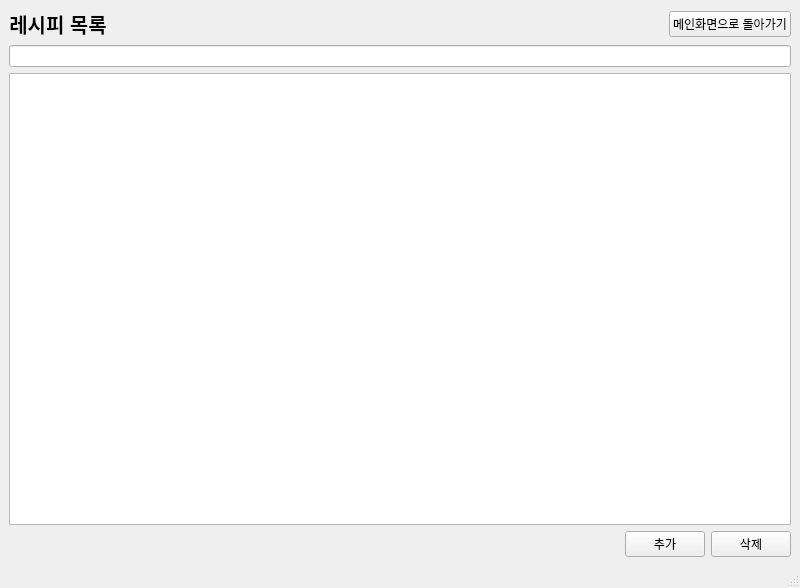
Old version of the form OOP_Project_Qt/RecipeListWindow.ui in the repository Doho-K/OOP23_1.
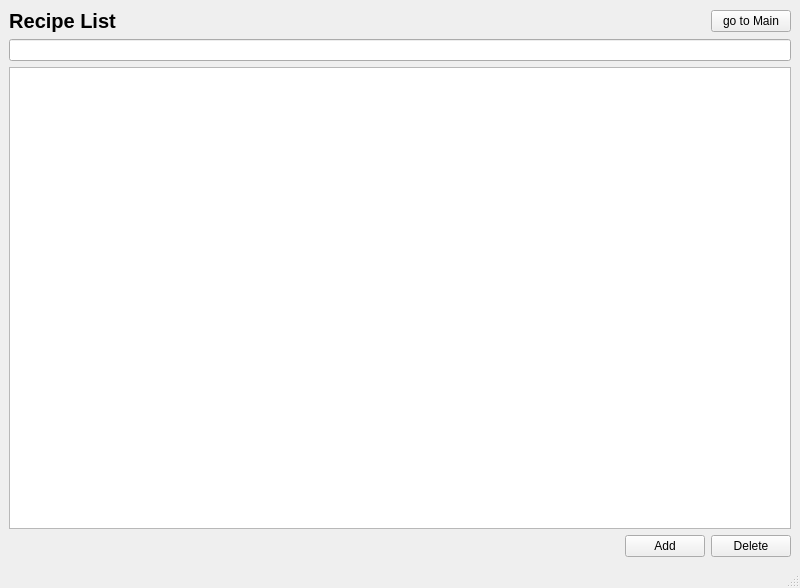
New version of the form.

What changed in the file:
```diff
--- a/OOP_Project_Qt/RecipeListWindow.ui
+++ b/OOP_Project_Qt/RecipeListWindow.ui
@@ -26,7 +26,7 @@
          </font>
         </property>
         <property name="text">
-         <string>레시피 목록</string>
+         <string>Recipe List</string>
         </property>
         <property name="alignment">
          <set>Qt::AlignCenter</set>
@@ -49,7 +49,7 @@
       <item>
        <widget class="QPushButton" name="MainButton">
         <property name="text">
-         <string>메인화면으로 돌아가기</string>
+         <string>go to Main</string>
         </property>
        </widget>
       </item>
@@ -79,14 +79,14 @@
       <item>
        <widget class="QPushButton" name="AddButton">
         <property name="text">
-         <string>추가</string>
+         <string>Add</string>
         </property>
        </widget>
       </item>
       <item>
        <widget class="QPushButton" name="DeleteButton">
         <property name="text">
-         <string>삭제</string>
+         <string>Delete</string>
         </property>
        </widget>
       </item>
```
